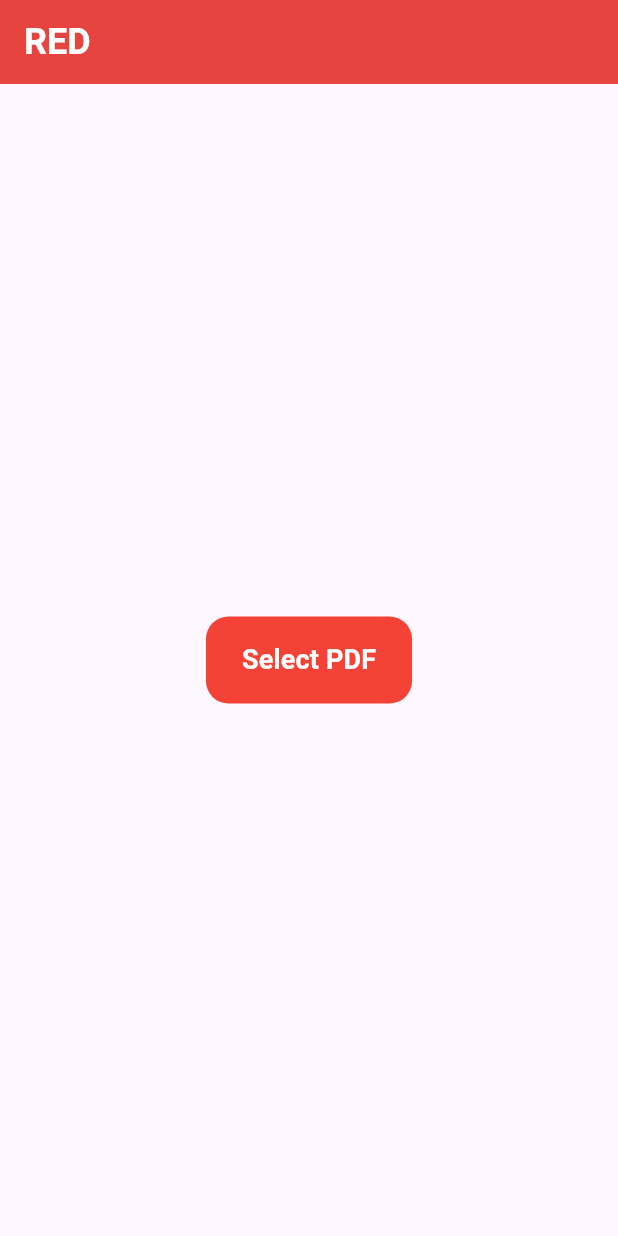
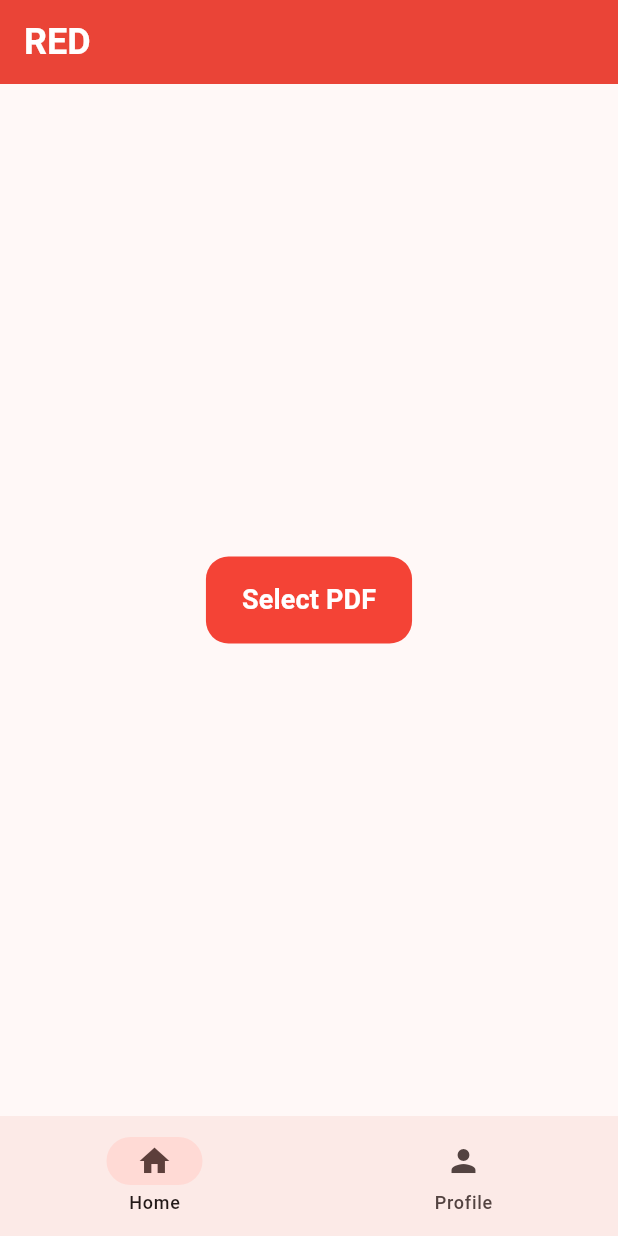
Before and after one commit to radiumSodium/RED_pdf_reader, a Flutter app: the screen it shows after launch, after a tap on "Select PDF", on a phone screen of 412 x 824 dp. Run offline on Flutter 3.47's test engine with Material 3 defaults, Android fonts, the light colour scheme and no system bars; our stand-ins replace file_picker, go_router, permission_handler; missing offline and left inert: flutter_pdfview.

Commit message:
working nav bar

```diff
--- /dev/null
+++ b/lib/components/constants.dart
@@ -0,0 +1,19 @@
+import 'package:flutter/material.dart';
+
+enum ColorSelection {
+  deepPurple('Deep Purple', Colors.deepPurple),
+  purple('Purple', Colors.purple),
+  indigo('Indigo', Colors.indigo),
+  blue('Blue', Colors.blue),
+  teal('Teal', Colors.teal),
+  green('Green', Colors.green),
+  yellow('Yellow', Colors.yellow),
+  orange('Orange', Colors.orange),
+  deepOrange('Deep Orange', Colors.deepOrange),
+  pink('Pink', Colors.pink);
+
+  // 2
+  const ColorSelection(this.label, this.color);
+  final String label;
+  final Color color;
+}
--- a/lib/homepage.dart
+++ b/lib/homepage.dart
@@ -1,9 +1,6 @@
-import 'dart:io';
-
-import 'package:file_picker/file_picker.dart';
 import 'package:flutter/material.dart';
-import 'package:permission_handler/permission_handler.dart';
-import 'package:tutorial/screens/pdfreader_screen.dart';
+import 'package:tutorial/screens/homescreen.dart';
+import 'package:tutorial/screens/profilescreen.dart';
 
 class HomePage extends StatefulWidget {
   const HomePage({super.key});
@@ -13,36 +10,18 @@ class HomePage extends StatefulWidget {
 }
 
 class _HomePageState extends State<HomePage> {
-   Future<void> _requestPermission() async {
-    if (Platform.isAndroid) {
-      if (await Permission.storage.request().isGranted ||
-          await Permission.manageExternalStorage.request().isGranted) {
-        _pickPDF();
-      } else {
-        ScaffoldMessenger.of(
-          context,
-        ).showSnackBar(SnackBar(content: Text("Storage Permission Denied")));
-      }
-    } else {
-      _pickPDF();
-    }
+  int _selectedIndex = 0;
+  final List<Widget> _screens = [
+    HomeScreen(),
+    ProfileScreen(),
+  ];
+
+  void _onItemTapped(int index) {
+    setState(() {
+      _selectedIndex = index;
+    });
   }
 
-  // Pick a PDF file and open in a new page
-  Future<void> _pickPDF() async {
-    FilePickerResult? result = await FilePicker.platform.pickFiles(
-      type: FileType.custom,
-      allowedExtensions: ['pdf'],
-    );
-
-    if (result != null) {
-      String pdfPath = result.files.single.path!;
-      Navigator.push(
-        context,
-        MaterialPageRoute(builder: (context) => PDFViewerScreen(pdfPath: pdfPath)),
-      );
-    }
-  }
   @override
   Widget build(BuildContext context) {
     return Scaffold(
@@ -54,20 +33,14 @@ class _HomePageState extends State<HomePage> {
         backgroundColor: Colors.red,
         elevation: 5,
       ),
-      body: Center(
-        child: ElevatedButton(
-          onPressed: _requestPermission,
-          style: ElevatedButton.styleFrom(
-            padding: EdgeInsets.symmetric(horizontal: 24, vertical: 16),
-            shape: RoundedRectangleBorder(borderRadius: BorderRadius.circular(15)),
-            backgroundColor: Colors.red,
-            elevation: 0,
-          ),
-          child: Text(
-            "Select PDF",
-            style: TextStyle(fontSize: 18, fontWeight: FontWeight.bold, color: Colors.white),
-          ),
-        ),
+      body: IndexedStack(index: _selectedIndex, children: _screens),
+      bottomNavigationBar: NavigationBar(
+        selectedIndex: _selectedIndex,
+        onDestinationSelected: _onItemTapped,
+        destinations: [
+          NavigationDestination(icon: Icon(Icons.home), label: 'Home'),
+          NavigationDestination(icon: Icon(Icons.person), label: 'Profile'),
+        ],
       ),
     );
   }
--- a/lib/main.dart
+++ b/lib/main.dart
@@ -29,15 +29,11 @@ class _MyAppState extends State<MyApp> {
     return MaterialApp(
       themeMode: themeMode,
       theme: ThemeData(
-        colorSchemeSeed: colorSelection.color,
+        colorSchemeSeed: Colors.red,
         useMaterial3: true,
         brightness: Brightness.light,
       ),
-      darkTheme: ThemeData(
-        colorSchemeSeed: colorSelection.color,
-        useMaterial3: true,
-        brightness: Brightness.dark,
-      ),
+
       home: HomePage(),
     );
   }
--- /dev/null
+++ b/lib/router/approute.dart
@@ -0,0 +1,23 @@
+import 'package:flutter/material.dart';
+import 'package:go_router/go_router.dart';
+import 'package:tutorial/screens/errorscreen.dart';
+import 'package:tutorial/screens/homescreen.dart';
+import 'package:tutorial/screens/profilescreen.dart';
+
+class MyAppRoute {
+  GoRouter router = GoRouter(
+    routes: [
+      GoRoute(
+        name: 'home',
+        path: '/',
+        pageBuilder: (context, state) => MaterialPage(child: HomeScreen()),
+      ),
+      GoRoute(
+        name: 'profile',
+        path: '/profile',
+        pageBuilder: (context, state) => MaterialPage(child: ProfileScreen()),
+      ),
+    ],
+    errorPageBuilder: (context, state) => MaterialPage(child: ErrorPage()),
+  );
+}
--- a/lib/screens/homescreen.dart
+++ b/lib/screens/homescreen.dart
@@ -1,4 +1,9 @@
+import 'dart:io';
+
+import 'package:file_picker/file_picker.dart';
 import 'package:flutter/material.dart';
+import 'package:permission_handler/permission_handler.dart';
+import 'package:tutorial/screens/pdfreader_screen.dart';
 
 class HomeScreen extends StatefulWidget {
   const HomeScreen({super.key});
@@ -8,8 +13,53 @@ class HomeScreen extends StatefulWidget {
 }
 
 class _HomeScreenState extends State<HomeScreen> {
+  Future<void> _requestPermission() async {
+    if (Platform.isAndroid) {
+      if (await Permission.storage.request().isGranted ||
+          await Permission.manageExternalStorage.request().isGranted) {
+        _pickPDF();
+      } else {
+        ScaffoldMessenger.of(
+          context,
+        ).showSnackBar(SnackBar(content: Text("Storage Permission Denied")));
+      }
+    } else {
+      _pickPDF();
+    }
+  }
+
+  // Pick a PDF file and open in a new page
+  Future<void> _pickPDF() async {
+    FilePickerResult? result = await FilePicker.platform.pickFiles(
+      type: FileType.custom,
+      allowedExtensions: ['pdf'],
+    );
+
+    if (result != null) {
+      String pdfPath = result.files.single.path!;
+      Navigator.push(
+        context,
+        MaterialPageRoute(builder: (context) => PDFViewerScreen(pdfPath: pdfPath)),
+      );
+    }
+  }
+
   @override
   Widget build(BuildContext context) {
-    return Container(child: Center(child: Text("HomeScreen")));
+    return Center(
+      child: ElevatedButton(
+        onPressed: _requestPermission,
+        style: ElevatedButton.styleFrom(
+          padding: EdgeInsets.symmetric(horizontal: 24, vertical: 16),
+          shape: RoundedRectangleBorder(borderRadius: BorderRadius.circular(15)),
+          backgroundColor: Colors.red,
+          elevation: 0,
+        ),
+        child: Text(
+          "Select PDF",
+          style: TextStyle(fontSize: 18, fontWeight: FontWeight.bold, color: Colors.white),
+        ),
+      ),
+    );
   }
 }
--- a/pubspec.yaml
+++ b/pubspec.yaml
@@ -37,6 +37,7 @@ dependencies:
   permission_handler: ^11.4.0
   file_picker: ^9.0.2
   flutter_pdfview: ^1.2.7
+  go_router: ^14.8.1
 
 dev_dependencies:
   flutter_test:
```
Also changed, not shown: lib/screens/errorscreen.dart (added, +29 -0 lines), pubspec.lock.
